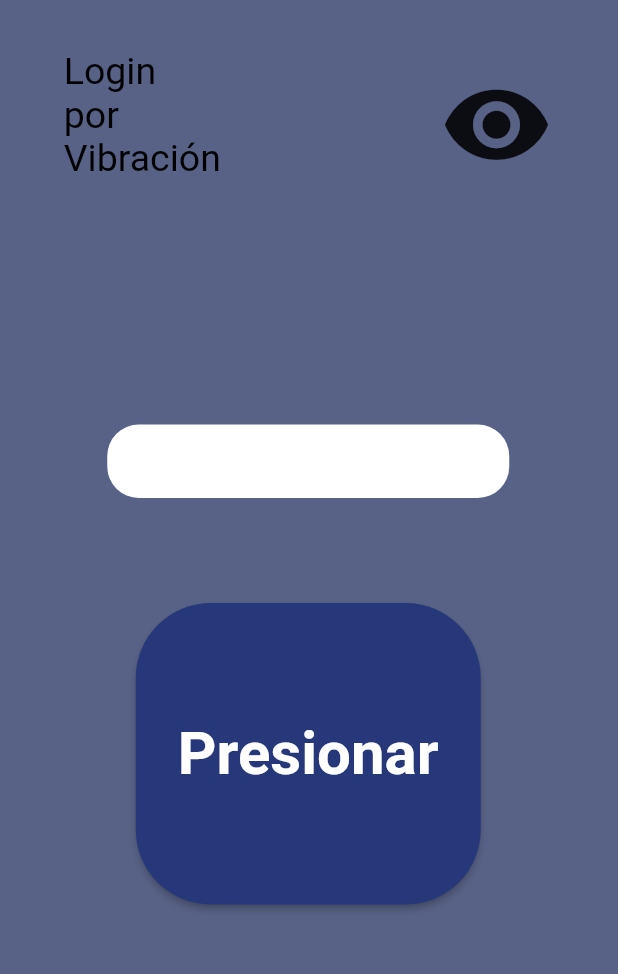
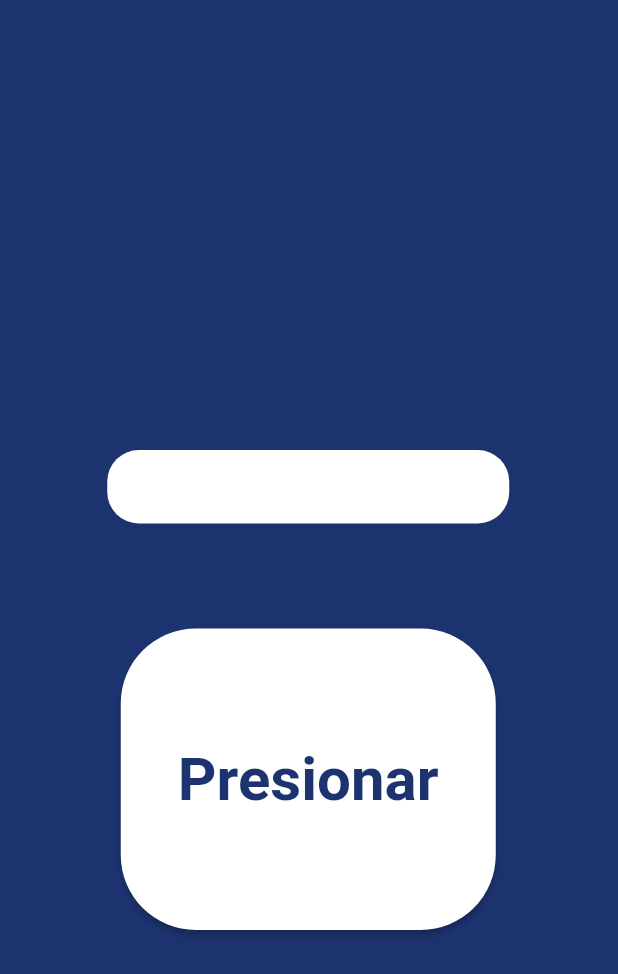
Before and after one commit to GaraaxD/loginHackhaton, a Flutter app: the LoginVibracion screen opened by its route, on a phone screen of 412 x 824 dp. Shown: the top 974 px of the screen. Run offline on Flutter 3.47's test engine with Material 2 defaults, Android fonts, the light colour scheme and no system bars; our stand-ins replace audioplayers, flutter_spinkit, vibration; missing offline and left inert: flutter_qr_bar_scanner, passwordfield.

Commit message:
Cambio en el Screen SignUp y Vibracion

```diff
--- a/lib/Logins/loginVibracion.dart
+++ b/lib/Logins/loginVibracion.dart
@@ -14,12 +14,12 @@ class _LoginVibracionState extends State<LoginVibracion> {
   @override
   Widget build(BuildContext context) {
     return Scaffold(
-        backgroundColor: Color(0xff586286),
+        backgroundColor: Color.fromARGB(255, 29, 51, 112),
         body: Container(
           padding: const EdgeInsets.only(
             left: 37,
             right: 38,
-            top: 33,
+            top: 100,
             bottom: 150,
           ),
           child: Column(
@@ -27,30 +27,7 @@ class _LoginVibracionState extends State<LoginVibracion> {
             mainAxisAlignment: MainAxisAlignment.center,
             crossAxisAlignment: CrossAxisAlignment.start,
             children: [
-              Row(
-                mainAxisAlignment: MainAxisAlignment.spaceEvenly,
-                children: [
-                  SizedBox(
-                    width: 140,
-                    height: 100,
-                    child: Text(
-                      "Login \npor Vibración\n",
-                      style: TextStyle(
-                        color: Colors.black,
-                        fontSize: 25,
-                      ),
-                    ),
-                  ),
-                  SizedBox(width: 100),
-                  SizedBox(
-                    child: Icon(
-                      Icons.remove_red_eye,
-                      size: 75,
-                    ),
-                  ),
-                ],
-              ),
-              SizedBox(height: 150),
+              SizedBox(height: 200),
               Center(
                 child: Container(
                   width: 268,
@@ -80,11 +57,11 @@ class _LoginVibracionState extends State<LoginVibracion> {
                     crossAxisAlignment: CrossAxisAlignment.center,
                     children: [
                       SizedBox(
-                        width: 230,
-                        height: 204,
+                        width: 250,
+                        height: 400,
                         child: ElevatedButton(
                           style: ElevatedButton.styleFrom(
-                            backgroundColor: Color(0xff26387a),
+                            backgroundColor: Colors.white,
                             shape: RoundedRectangleBorder(
                                 borderRadius:
                                     BorderRadius.all(Radius.circular(50))),
@@ -93,9 +70,9 @@ class _LoginVibracionState extends State<LoginVibracion> {
                           child: Text(
                             'Presionar',
                             style: TextStyle(
-                              fontSize: 40,
-                              fontWeight: FontWeight.bold,
-                            ),
+                                fontSize: 40,
+                                fontWeight: FontWeight.bold,
+                                color: Color.fromARGB(255, 29, 51, 112)),
                           ),
                         ),
                       ),
--- a/lib/main.dart
+++ b/lib/main.dart
@@ -12,7 +12,7 @@ class MyApp extends StatelessWidget {
   Widget build(BuildContext context) {
     return MaterialApp(
       debugShowCheckedModeBanner: false,
-      initialRoute: '/sp',
+      initialRoute: '/rg',
       onGenerateRoute: RouteGenerator.generateRoute,
     );
   }
--- a/pubspec.yaml
+++ b/pubspec.yaml
@@ -29,6 +29,7 @@ environment:
 # the latest version available on pub.dev. To see which dependencies have newer
 # versions available, run `flutter pub outdated`.
 dependencies:
+  passwordfield: ^0.1.0
   flutter:
     sdk: flutter
 
@@ -64,9 +65,8 @@ flutter:
   uses-material-design: true
   assets:
     - lib/sonidos/
+    - assets/
   # To add assets to your application, add an assets section, like this:
-  assets:
-    - assets/
   #   - images/a_dot_ham.jpeg
 
   # An image asset can refer to one or more resolution-specific "variants", see
```
Also changed, not shown: lib/SignUp/SignUp.dart (+26 -5 lines), flutter_01.png (added), pubspec.lock, 1 other file.
